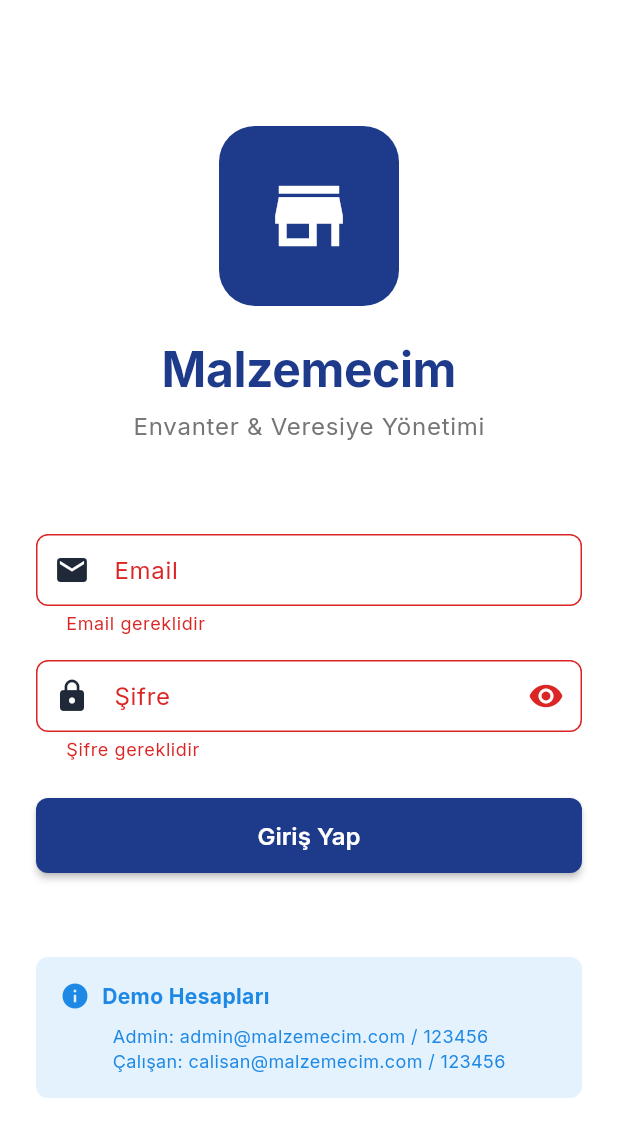
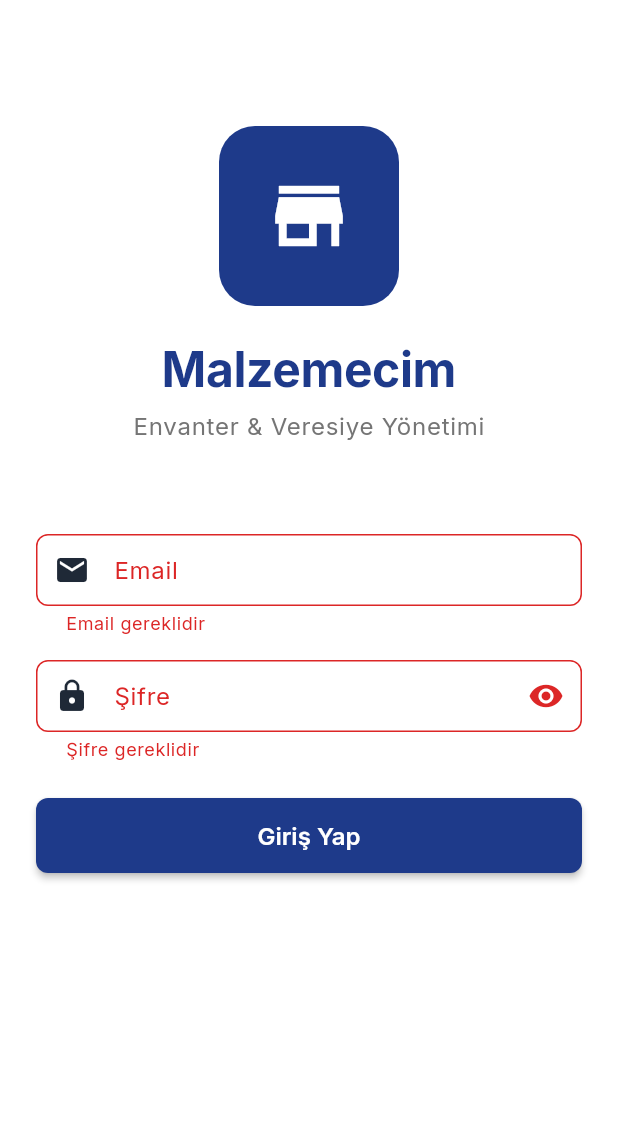
Before and after one commit to mehmet-karataslar/malzemecim, a Flutter app: the screen it shows after launch, after a tap on "Giriş Yap", on a phone screen of 412 x 824 dp. Shown: the top 1137 px of the screen. Run offline on Flutter 3.47's test engine with Material 3 defaults, Android fonts, the phone set to English and light mode, and no system bars; our stand-ins replace cloud_firestore, connectivity_plus, firebase_auth, firebase_core, google_fonts; accounts and stored records are empty.

Commit message:
Remove demo data and secure application - Demo verileri kaldırıldı

```diff
--- a/lib/core/services/firebase_service.dart
+++ b/lib/core/services/firebase_service.dart
@@ -25,166 +25,4 @@ class FirebaseService {
       rethrow;
     }
   }
-
-  // Demo veriler için kullanılabilir
-  static Future<void> createDemoData() async {
-    try {
-      // Demo admin kullanıcısı
-      final adminEmail = 'admin@malzemecim.com';
-      final employeeEmail = 'calisan@malzemecim.com';
-      final password = '123456';
-
-      // Admin kullanıcısı kontrolü
-      final adminQuery = await firestore
-          .collection('users')
-          .where('email', isEqualTo: adminEmail)
-          .get();
-
-      if (adminQuery.docs.isEmpty) {
-        // Admin kullanıcısı yoksa oluştur
-        try {
-          final adminCredential = await auth.createUserWithEmailAndPassword(
-            email: adminEmail,
-            password: password,
-          );
-
-          await firestore
-              .collection('users')
-              .doc(adminCredential.user!.uid)
-              .set({
-                'email': adminEmail,
-                'name': 'Sistem Yöneticisi',
-                'role': 'admin',
-                'createdAt': FieldValue.serverTimestamp(),
-                'isActive': true,
-              });
-
-          print('Demo admin user created');
-        } catch (e) {
-          print('Admin user might already exist: $e');
-        }
-      }
-
-      // Employee kullanıcısı kontrolü
-      final employeeQuery = await firestore
-          .collection('users')
-          .where('email', isEqualTo: employeeEmail)
-          .get();
-
-      if (employeeQuery.docs.isEmpty) {
-        try {
-          final employeeCredential = await auth.createUserWithEmailAndPassword(
-            email: employeeEmail,
-            password: password,
-          );
-
-          await firestore
-              .collection('users')
-              .doc(employeeCredential.user!.uid)
-              .set({
-                'email': employeeEmail,
-                'name': 'Mağaza Çalışanı',
-                'role': 'employee',
-                'createdAt': FieldValue.serverTimestamp(),
-                'isActive': true,
-              });
-
-          print('Demo employee user created');
-        } catch (e) {
-          print('Employee user might already exist: $e');
-        }
-      }
-
-      // Demo ürünler oluştur
-      await _createDemoProducts();
-    } catch (e) {
-      print('Demo data creation error: $e');
-    }
-  }
-
-  static Future<void> _createDemoProducts() async {
-    try {
-      final productsQuery = await firestore
-          .collection('products')
-          .limit(1)
-          .get();
-      if (productsQuery.docs.isNotEmpty) {
-        print('Demo products already exist');
-        return;
-      }
-
-      final demoProducts = [
-        {
-          'name': 'Vida M8x20',
-          'brand': 'Koçtaş',
-          'barcode': '1234567890123',
-          'sku': 'VDA-M8-20',
-          'description': 'Galvanizli vida M8x20mm',
-          'price': 2.50,
-          'unit': 'adet',
-          'imageUrls': [],
-          'category': 'Nalburiye',
-          'createdAt': FieldValue.serverTimestamp(),
-          'updatedAt': FieldValue.serverTimestamp(),
-          'createdBy': 'system',
-          'isActive': true,
-        },
-        {
-          'name': 'Dış Cephe Boyası',
-          'brand': 'Marshall',
-          'barcode': '2345678901234',
-          'sku': 'BYA-DC-15L',
-          'description': 'Beyaz dış cephe boyası 15Lt',
-          'price': 285.00,
-          'unit': 'litre',
-          'imageUrls': [],
-          'category': 'Boya',
-          'createdAt': FieldValue.serverTimestamp(),
-          'updatedAt': FieldValue.serverTimestamp(),
-          'createdBy': 'system',
-          'isActive': true,
-        },
-        {
-          'name': 'Elektrik Kablosu 2.5mm',
-          'brand': 'Nexans',
-          'barcode': '3456789012345',
-          'sku': 'KBL-2.5MM',
-          'description': 'NYA 2.5mm² elektrik kablosu',
-          'price': 12.75,
-          'unit': 'metre',
-          'imageUrls': [],
-          'category': 'Elektrik',
-          'createdAt': FieldValue.serverTimestamp(),
-          'updatedAt': FieldValue.serverTimestamp(),
-          'createdBy': 'system',
-          'isActive': true,
-        },
-      ];
-
-      final batch = firestore.batch();
-
-      for (final product in demoProducts) {
-        final docRef = firestore.collection('products').doc();
-        batch.set(docRef, product);
-
-        // Stok bilgisi de ekle
-        final inventoryRef = firestore.collection('inventory').doc(docRef.id);
-        batch.set(inventoryRef, {
-          'productId': docRef.id,
-          'currentStock': 100.0,
-          'minimumStock': 10.0,
-          'maximumStock': 500.0,
-          'location': 'Ana Depo',
-          'lastUpdated': FieldValue.serverTimestamp(),
-          'lastUpdatedBy': 'system',
-          'movements': [],
-        });
-      }
-
-      await batch.commit();
-      print('Demo products created successfully');
-    } catch (e) {
-      print('Demo products creation error: $e');
-    }
-  }
 }
--- a/lib/features/auth/screens/login_screen.dart
+++ b/lib/features/auth/screens/login_screen.dart
@@ -64,9 +64,6 @@ class _LoginScreenState extends State<LoginScreen> {
                       _buildErrorMessage(authProvider.errorMessage!),
 
                     const SizedBox(height: 40),
-
-                    // Info Text
-                    _buildInfoText(),
                   ],
                 ),
               ),
@@ -207,38 +204,6 @@ class _LoginScreenState extends State<LoginScreen> {
     );
   }
 
-  Widget _buildInfoText() {
-    return Container(
-      padding: const EdgeInsets.all(16),
-      decoration: BoxDecoration(
-        color: Colors.blue[50],
-        borderRadius: BorderRadius.circular(8),
-      ),
-      child: Column(
-        children: [
-          Row(
-            children: [
-              Icon(Icons.info, color: Colors.blue[600], size: 20),
-              const SizedBox(width: 8),
-              Text(
-                'Demo Hesapları',
-                style: TextStyle(
-                  color: Colors.blue[600],
-                  fontWeight: FontWeight.bold,
-                ),
-              ),
-            ],
-          ),
-          const SizedBox(height: 8),
-          Text(
-            'Admin: admin@malzemecim.com / 123456\nÇalışan: calisan@malzemecim.com / 123456',
-            style: TextStyle(color: Colors.blue[600], fontSize: 12),
-          ),
-        ],
-      ),
-    );
-  }
-
   Future<void> _handleLogin() async {
     if (_formKey.currentState!.validate()) {
       final authProvider = Provider.of<AuthProvider>(context, listen: false);
--- a/lib/main.dart
+++ b/lib/main.dart
@@ -13,8 +13,6 @@ void main() async {
 
   try {
     await FirebaseService.initialize();
-    // Demo verileri oluştur (sadece development için)
-    await FirebaseService.createDemoData();
   } catch (e) {
     print('Firebase initialization failed: $e');
   }
```
Also changed, not shown: 1 other file.
